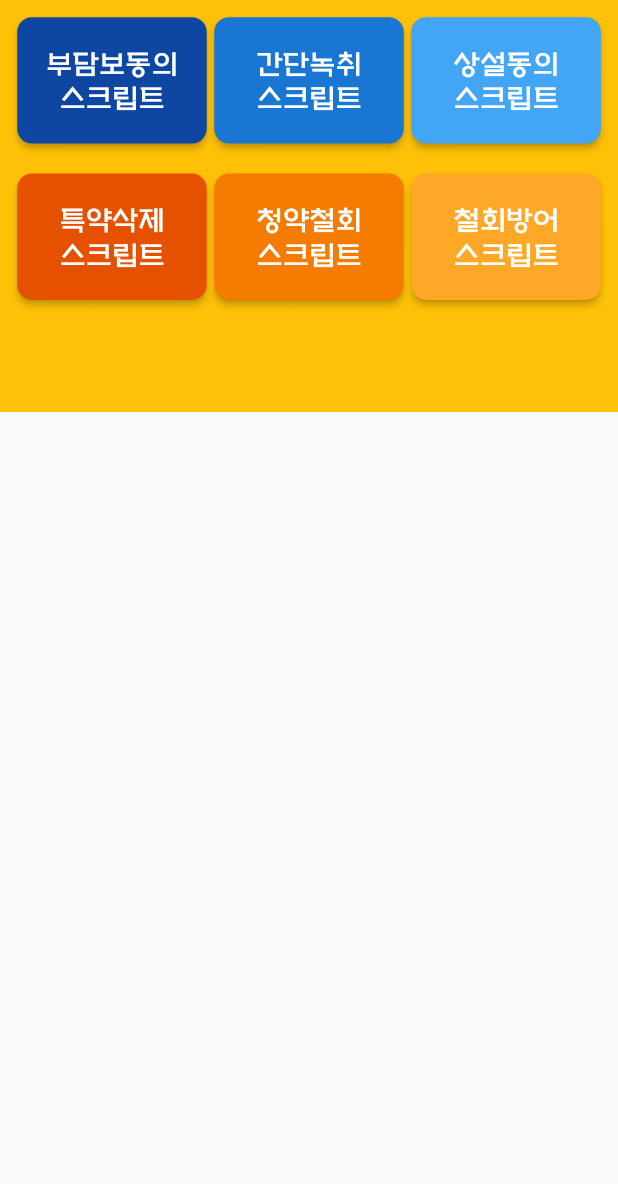
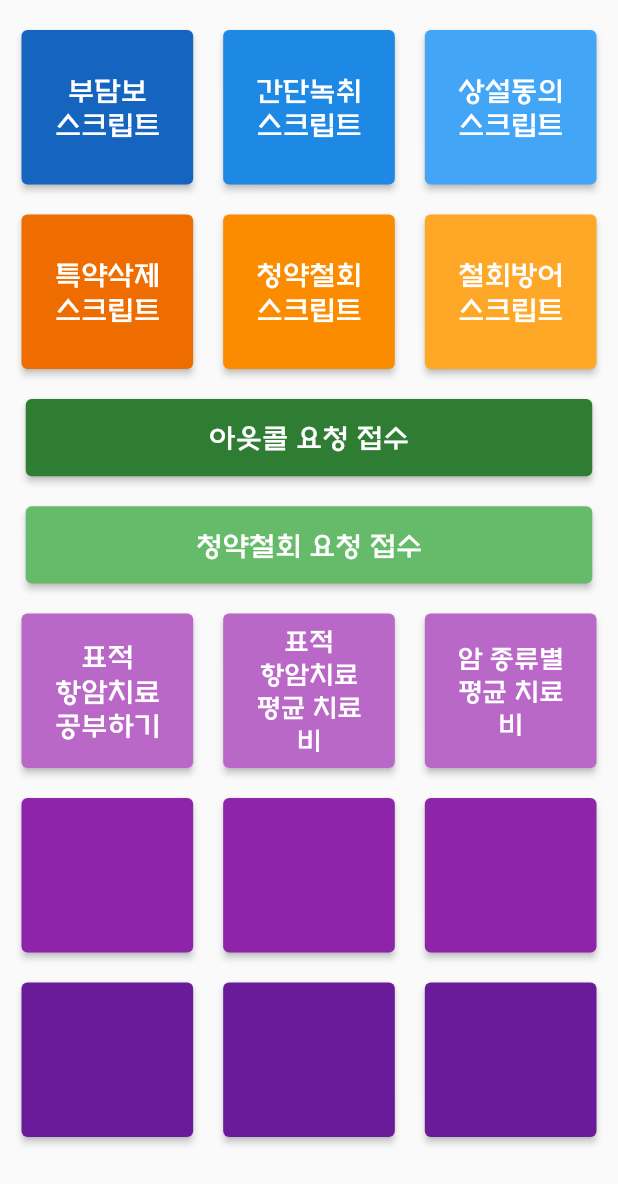
Before and after one commit to captman87/homebusinesshelper, a Flutter app: the VariousFormsPage screen opened directly, on a phone screen of 412 x 824 dp. Shown: the top 1184 px of the screen. Run offline on Flutter 3.47's test engine with Material 2 defaults, Android fonts, the phone set to English and light mode, and no system bars; drawn by our look-alikes of styled_text; our stand-ins replace dropdown_button2, flutter_screenutil.

Commit message:
2022-01-28 17:00

```diff
--- a/lib/Page1/variousformsPage.dart
+++ b/lib/Page1/variousformsPage.dart
@@ -2,7 +2,6 @@
 
 import 'package:flutter/material.dart';
 import 'package:flutter_screenutil/flutter_screenutil.dart';
-import 'package:styled_text/styled_text.dart';
 
 class VariousFormsPage extends StatelessWidget {
   const VariousFormsPage({Key? key}) : super(key: key);
@@ -11,165 +10,227 @@ class VariousFormsPage extends StatelessWidget {
   Widget build(BuildContext context) {
     return Scaffold(body: LayoutBuilder(
         builder: (BuildContext context, BoxConstraints constraints) {
-      return Column(
+      return ListView(
         children: [
-          Container(
-            height: constraints.maxHeight / 3,
-            color: Colors.amber,
-            child: GridView.count(
-              // physics: const NeverScrollableScrollPhysics(),
-              childAspectRatio: (3 / 2),
-              crossAxisCount: 3,
-              crossAxisSpacing: 5,
-              mainAxisSpacing: 20,
-              padding: EdgeInsets.all(10.w),
+          Column(
+            children: [
+              const Padding(padding: EdgeInsets.only(top: 20)),
+              Row(
+                mainAxisAlignment: MainAxisAlignment.center,
                 children: [
                   ElevatedButton(
                       onPressed: () {},
                       style: ElevatedButton.styleFrom(
-                      primary: Colors.blue[900],
-                      shape: RoundedRectangleBorder(
-                          borderRadius: BorderRadius.circular(10.0)),
-                    ),
-                    child: StyledText(
-                      text: '부담보동의\n스크립트',
+                          primary: Colors.blue[800],
+                          fixedSize: Size(100.w, 80.h)),
+                      child: Text(
+                        '부담보\n스크립트',
                         textAlign: TextAlign.center,
                         style: TextStyle(
-                          fontSize: 16.sp,
-                          color: Colors.white,
-                          fontFamily: 'customfont'),
-                      tags: {
-                        'b': StyledTextTag(
-                            style:
-                                const TextStyle(fontWeight: FontWeight.bold)),
-                        'cr': StyledTextTag(
-                            style: const TextStyle(color: Colors.red)),
-                        'cb': StyledTextTag(
-                            style: const TextStyle(color: Colors.blue)),
-                      },
+                            fontSize: 16.sp, fontFamily: 'customfont'),
                       )),
+                  const Padding(padding: EdgeInsets.only(left: 10, right: 10)),
                   ElevatedButton(
                       onPressed: () {},
                       style: ElevatedButton.styleFrom(
-                      primary: Colors.blue[700],
-                      shape: RoundedRectangleBorder(
-                          borderRadius: BorderRadius.circular(10.0)),
-                    ),
-                    child: StyledText(
-                      text: '간단녹취\n스크립트',
+                          primary: Colors.blue[600],
+                          fixedSize: Size(100.w, 80.h)),
+                      child: Text(
+                        '간단녹취\n스크립트',
                         textAlign: TextAlign.center,
                         style: TextStyle(
-                          fontSize: 16.sp,
-                          color: Colors.white,
-                          fontFamily: 'customfont'),
-                      tags: {
-                        'b': StyledTextTag(
-                            style:
-                                const TextStyle(fontWeight: FontWeight.bold)),
-                        'cr': StyledTextTag(
-                            style: const TextStyle(color: Colors.red)),
-                        'cb': StyledTextTag(
-                            style: const TextStyle(color: Colors.blue)),
-                      },
+                            fontSize: 16.sp, fontFamily: 'customfont'),
                       )),
+                  const Padding(padding: EdgeInsets.only(left: 10, right: 10)),
+                  ElevatedButton(
+                      style: ElevatedButton.styleFrom(
+                          primary: Colors.blue[400],
+                          fixedSize: Size(100.w, 80.h)),
+                      onPressed: () {},
+                      child: Text(
+                        '상설동의\n스크립트',
+                        textAlign: TextAlign.center,
+                        style: TextStyle(
+                            fontSize: 16.sp, fontFamily: 'customfont'),
+                      )),
+                ],
+              ),
+              const Padding(padding: EdgeInsets.only(top: 20)),
+              Row(
+                mainAxisAlignment: MainAxisAlignment.center,
+                children: [
+                  ElevatedButton(
+                      style: ElevatedButton.styleFrom(
+                          primary: Colors.orange[800],
+                          fixedSize: Size(100.w, 80.h)),
+                      onPressed: () {},
+                      child: Text(
+                        '특약삭제\n스크립트',
+                        textAlign: TextAlign.center,
+                        style: TextStyle(
+                            fontSize: 16.sp, fontFamily: 'customfont'),
+                      )),
+                  const Padding(padding: EdgeInsets.only(left: 10, right: 10)),
+                  ElevatedButton(
+                      style: ElevatedButton.styleFrom(
+                          primary: Colors.orange[600],
+                          fixedSize: Size(100.w, 80.h)),
+                      onPressed: () {},
+                      child: Text(
+                        '청약철회\n스크립트',
+                        textAlign: TextAlign.center,
+                        style: TextStyle(
+                            fontSize: 16.sp, fontFamily: 'customfont'),
+                      )),
+                  const Padding(padding: EdgeInsets.only(left: 10, right: 10)),
+                  ElevatedButton(
+                      style: ElevatedButton.styleFrom(
+                          primary: Colors.orange[400],
+                          fixedSize: Size(100.w, 80.h)),
+                      onPressed: () {},
+                      child: Text(
+                        '철회방어\n스크립트',
+                        textAlign: TextAlign.center,
+                        style: TextStyle(
+                            fontSize: 16.sp, fontFamily: 'customfont'),
+                      )),
+                ],
+              ),
+              const Padding(padding: EdgeInsets.only(top: 10, bottom: 10)),
+              ElevatedButton(
+                  style: ElevatedButton.styleFrom(
+                      primary: Colors.green[800], fixedSize: Size(330.w, 40.h)),
+                  onPressed: () {},
+                  child: Text(
+                    '아웃콜 요청 접수',
+                    textAlign: TextAlign.center,
+                    style: TextStyle(fontSize: 16.sp, fontFamily: 'customfont'),
+                  )),
+              const Padding(padding: EdgeInsets.only(top: 10, bottom: 10)),
+              ElevatedButton(
+                  style: ElevatedButton.styleFrom(
+                      primary: Colors.green[400], fixedSize: Size(330.w, 40.h)),
+                  onPressed: () {},
+                  child: Text(
+                    '청약철회 요청 접수',
+                    textAlign: TextAlign.center,
+                    style: TextStyle(fontSize: 16.sp, fontFamily: 'customfont'),
+                  )),
+            ],
+          ),
+          const Padding(padding: EdgeInsets.only(top: 10, bottom: 10)),
+          Row(
+            mainAxisAlignment: MainAxisAlignment.center,
+            children: [
               ElevatedButton(
                   onPressed: () {},
                   style: ElevatedButton.styleFrom(
-                      primary: Colors.blue[400],
-                      shape: RoundedRectangleBorder(
-                          borderRadius: BorderRadius.circular(10.0)),
-                    ),
-                    child: StyledText(
-                      text: '상설동의\n스크립트',
+                      primary: Colors.purple[300],
+                      fixedSize: Size(100.w, 80.h)),
+                  child: Text(
+                    '표적\n항암치료\n공부하기',
                     textAlign: TextAlign.center,
-                      style: TextStyle(
-                          fontSize: 16.sp,
-                          color: Colors.white,
-                          fontFamily: 'customfont'),
-                      tags: {
-                        'b': StyledTextTag(
-                            style:
-                                const TextStyle(fontWeight: FontWeight.bold)),
-                        'cr': StyledTextTag(
-                            style: const TextStyle(color: Colors.red)),
-                        'cb': StyledTextTag(
-                            style: const TextStyle(color: Colors.blue)),
-                      },
+                    style: TextStyle(fontSize: 16.sp, fontFamily: 'customfont'),
                   )),
+              const Padding(padding: EdgeInsets.only(left: 10, right: 10)),
               ElevatedButton(
                   onPressed: () {},
                   style: ElevatedButton.styleFrom(
-                      primary: Colors.orange[900],
-                      shape: RoundedRectangleBorder(
-                          borderRadius: BorderRadius.circular(10.0)),
-                    ),
-                    child: StyledText(
-                      text: '특약삭제\n스크립트',
+                      primary: Colors.purple[300],
+                      fixedSize: Size(100.w, 80.h)),
+                  child: Text(
+                    '표적\n항암치료\n평균 치료비',
                     textAlign: TextAlign.center,
-                      style: TextStyle(
-                          fontSize: 16.sp,
-                          color: Colors.white,
-                          fontFamily: 'customfont'),
-                      tags: {
-                        'b': StyledTextTag(
-                            style:
-                                const TextStyle(fontWeight: FontWeight.bold)),
-                        'cr': StyledTextTag(
-                            style: const TextStyle(color: Colors.red)),
-                        'cb': StyledTextTag(
-                            style: const TextStyle(color: Colors.blue)),
-                      },
+                    style: TextStyle(fontSize: 15.sp, fontFamily: 'customfont'),
                   )),
+              const Padding(padding: EdgeInsets.only(left: 10, right: 10)),
               ElevatedButton(
+                  style: ElevatedButton.styleFrom(
+                      primary: Colors.purple[300],
+                      fixedSize: Size(100.w, 80.h)),
                   onPressed: () {},
-                    style: ElevatedButton.styleFrom(
-                      primary: Colors.orange[700],
-                      shape: RoundedRectangleBorder(
-                          borderRadius: BorderRadius.circular(10.0)),
-                    ),
-                    child: StyledText(
-                      text: '청약철회\n스크립트',
+                  child: Text(
+                    '암 종류별\n평균 치료비',
                     textAlign: TextAlign.center,
-                      style: TextStyle(
-                          fontSize: 16.sp,
-                          color: Colors.white,
-                          fontFamily: 'customfont'),
-                      tags: {
-                        'b': StyledTextTag(
-                            style:
-                                const TextStyle(fontWeight: FontWeight.bold)),
-                        'cr': StyledTextTag(
-                            style: const TextStyle(color: Colors.red)),
-                        'cb': StyledTextTag(
-                            style: const TextStyle(color: Colors.blue)),
-                      },
-                    )),
-                ElevatedButton(
-                    onPressed: () {},
-                    style: ElevatedButton.styleFrom(
-                      primary: Colors.orange[400],
-                      shape: RoundedRectangleBorder(
-                          borderRadius: BorderRadius.circular(10.0)),
-                    ),
-                    child: StyledText(
-                      text: '철회방어\n스크립트',
-                      textAlign: TextAlign.center,
-                      style: TextStyle(
-                          fontSize: 16.sp,
-                          color: Colors.white,
-                          fontFamily: 'customfont'),
-                      tags: {
-                        'b': StyledTextTag(
-                            style:
-                                const TextStyle(fontWeight: FontWeight.bold)),
-                        'cr': StyledTextTag(
-                            style: const TextStyle(color: Colors.red)),
-                        'cb': StyledTextTag(
-                            style: const TextStyle(color: Colors.blue)),
-                      },
+                    style: TextStyle(fontSize: 15.sp, fontFamily: 'customfont'),
                   )),
             ],
           ),
+          const Padding(padding: EdgeInsets.only(top: 20)),
+          Row(
+            mainAxisAlignment: MainAxisAlignment.center,
+            children: [
+              ElevatedButton(
+                  style: ElevatedButton.styleFrom(
+                      primary: Colors.purple[600],
+                      fixedSize: Size(100.w, 80.h)),
+                  onPressed: () {},
+                  child: Text(
+                    '',
+                    textAlign: TextAlign.center,
+                    style: TextStyle(fontSize: 16.sp, fontFamily: 'customfont'),
+                  )),
+              const Padding(padding: EdgeInsets.only(left: 10, right: 10)),
+              ElevatedButton(
+                  style: ElevatedButton.styleFrom(
+                      primary: Colors.purple[600],
+                      fixedSize: Size(100.w, 80.h)),
+                  onPressed: () {},
+                  child: Text(
+                    '',
+                    textAlign: TextAlign.center,
+                    style: TextStyle(fontSize: 16.sp, fontFamily: 'customfont'),
+                  )),
+              const Padding(padding: EdgeInsets.only(left: 10, right: 10)),
+              ElevatedButton(
+                  style: ElevatedButton.styleFrom(
+                      primary: Colors.purple[600],
+                      fixedSize: Size(100.w, 80.h)),
+                  onPressed: () {},
+                  child: Text(
+                    '',
+                    textAlign: TextAlign.center,
+                    style: TextStyle(fontSize: 16.sp, fontFamily: 'customfont'),
+                  )),
+            ],
+          ),
+          const Padding(padding: EdgeInsets.only(top: 10, bottom: 10)),
+          Row(
+            mainAxisAlignment: MainAxisAlignment.center,
+            children: [
+              ElevatedButton(
+                  style: ElevatedButton.styleFrom(
+                      primary: Colors.purple[800],
+                      fixedSize: Size(100.w, 80.h)),
+                  onPressed: () {},
+                  child: Text(
+                    '',
+                    textAlign: TextAlign.center,
+                    style: TextStyle(fontSize: 16.sp, fontFamily: 'customfont'),
+                  )),
+              const Padding(padding: EdgeInsets.only(left: 10, right: 10)),
+              ElevatedButton(
+                  style: ElevatedButton.styleFrom(
+                      primary: Colors.purple[800],
+                      fixedSize: Size(100.w, 80.h)),
+                  onPressed: () {},
+                  child: Text(
+                    '',
+                    textAlign: TextAlign.center,
+                    style: TextStyle(fontSize: 16.sp, fontFamily: 'customfont'),
+                  )),
+              const Padding(padding: EdgeInsets.only(left: 10, right: 10)),
+              ElevatedButton(
+                  style: ElevatedButton.styleFrom(
+                      primary: Colors.purple[800],
+                      fixedSize: Size(100.w, 80.h)),
+                  onPressed: () {},
+                  child: Text(
+                    '',
+                    textAlign: TextAlign.center,
+                    style: TextStyle(fontSize: 16.sp, fontFamily: 'customfont'),
+                  )),
+            ],
           ),
         ],
       );
```
Lines whose indentation alone changed are shown as unchanged.
